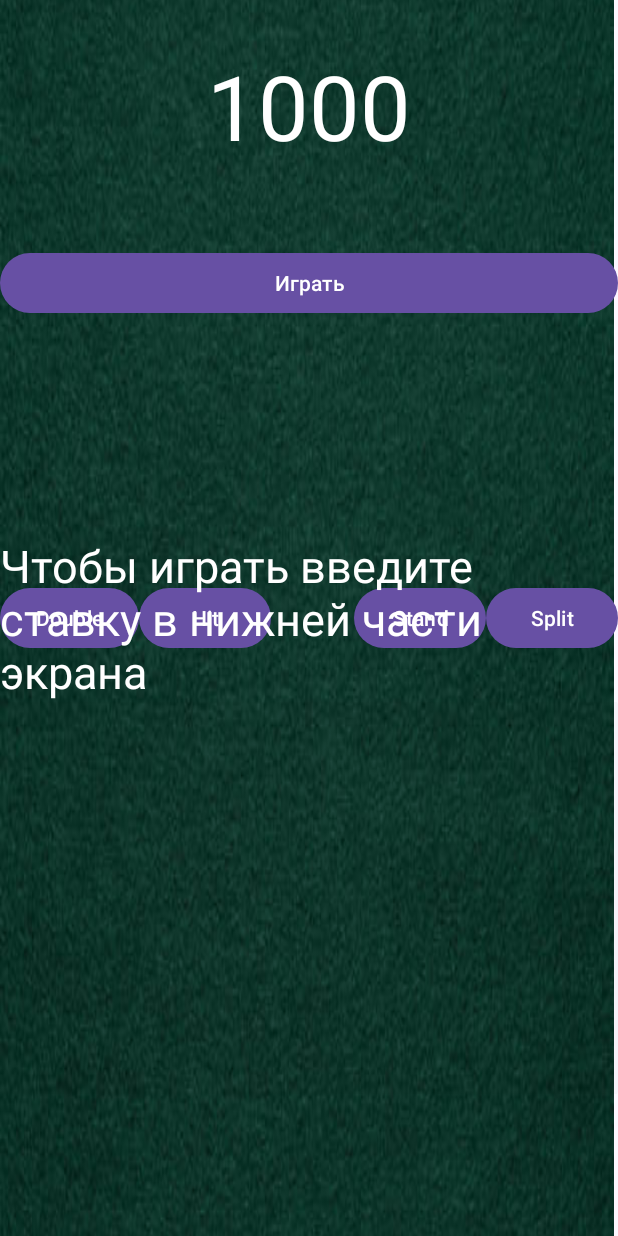
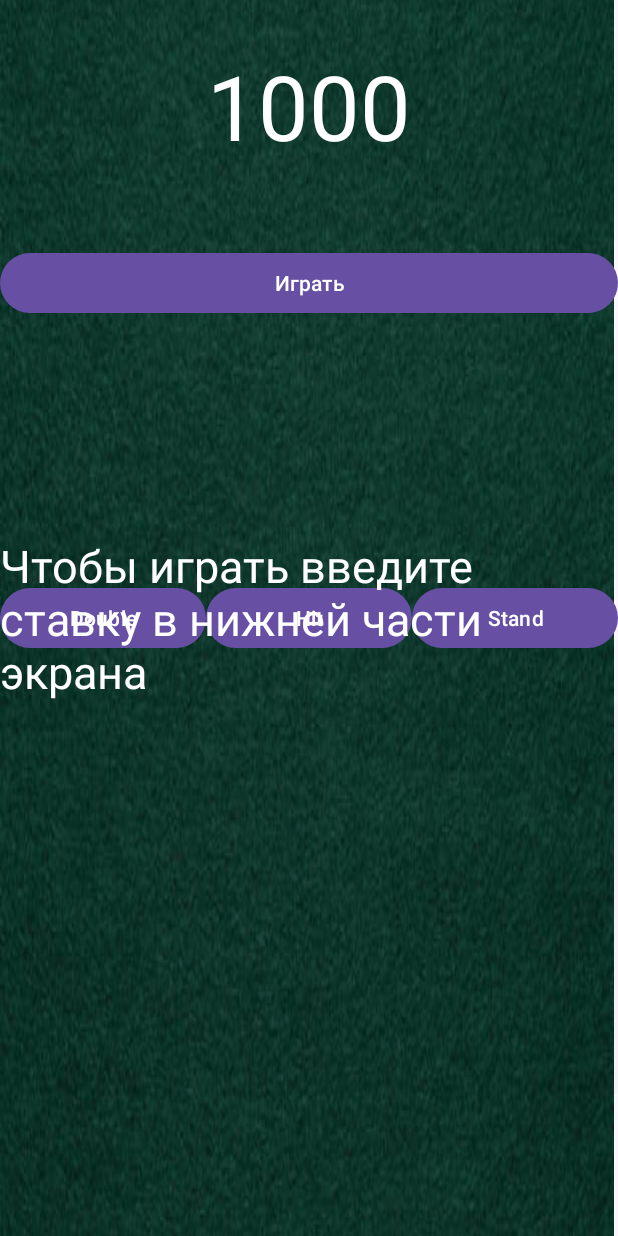
Before and after one commit to nyaku12/BlackJack83, an Android app: the layout activity_game.xml on its own in the app's theme, with its tools: preview values and no code run, on a phone screen of 412 x 824 dp. Run offline under Robolectric (Android 15) with nearby library versions, the light colour scheme and no system bars.

Commit message:
живое

```diff
--- a/app/src/main/java/com/example/myapplication/GameActivity.java
+++ b/app/src/main/java/com/example/myapplication/GameActivity.java
@@ -34,10 +34,8 @@ public class GameActivity extends AppCompatActivity {
         Button hit_button = findViewById(R.id.hit_button);
         Button stand_button = findViewById(R.id.stand_button);
         Button double_button = findViewById(R.id.double_button);
-        Button split_button = findViewById(R.id.split_button);
         hit_button.setVisibility(View.INVISIBLE);
         double_button.setVisibility(View.INVISIBLE);
-        split_button.setVisibility(View.INVISIBLE);
         stand_button.setVisibility(View.INVISIBLE);
         TextView title = findViewById(R.id.title);
         // title.setVisibility(View.VISIBLE);
@@ -104,7 +102,6 @@ public class GameActivity extends AppCompatActivity {
         Button hit_button = findViewById(R.id.hit_button);
         Button stand_button = findViewById(R.id.stand_button);
         Button double_button = findViewById(R.id.double_button);
-        Button split_button = findViewById(R.id.split_button);
 
         // Обработчик для кнопки "Hit"
         hit_button.setOnClickListener(view -> {
@@ -125,12 +122,6 @@ public class GameActivity extends AppCompatActivity {
         // Обработчик для кнопки "Double Down"
         double_button.setOnClickListener(view -> {
             game.doubleDown();
-            update_UI(game);
-        });
-
-        // Обработчик для кнопки "Split" (теперь вызывается правильный метод)
-        split_button.setOnClickListener(view -> {
-            game.split();
             update_UI(game);
         });
     }
@@ -157,14 +148,10 @@ public class GameActivity extends AppCompatActivity {
         Button hit_button = findViewById(R.id.hit_button);
         Button stand_button = findViewById(R.id.stand_button);
         Button double_button = findViewById(R.id.double_button);
-        Button split_button = findViewById(R.id.split_button);
 
         stand_button.setVisibility(View.VISIBLE);
         if (game.canDouble()) {
             double_button.setVisibility(View.VISIBLE);
-        }
-        if (game.canSplit()) {
-            split_button.setVisibility(View.VISIBLE);
         }
         hit_button.setVisibility(View.VISIBLE);
     }
@@ -254,4 +241,25 @@ public class GameActivity extends AppCompatActivity {
             return 0; // Если ошибка, возвращаем 0
         }
     }
+
+    private void displayCards(BlackjackGame game) {
+        // Получаем текущую руку игрока
+        BlackjackGame.Hand currentHand = game.getCurrentHand();
+
+        TextView player_cards = findViewById(R.id.players_cards);
+        if (currentHand != null) {
+            player_cards.setText(game.printHandInfo(currentHand));
+        } else {
+            player_cards.setText("Ход игрока завершён");
+        }
+
+        // Отображаем карты дилера (если уже открыты)
+        TextView dealers_cards = findViewById(R.id.dealers_cards);
+        if (game.getDealerHand() != null) {
+            // true — скрыть первую карту (если ещё идёт игра), false — показать все
+            boolean hideFirstCard = !game.isPlayerTurnComplete();
+            dealers_cards.setText(game.printHandInfo(game.getDealerHand(), hideFirstCard));
+        }
+    }
+
 }
--- a/app/src/main/res/layout/activity_game.xml
+++ b/app/src/main/res/layout/activity_game.xml
@@ -63,68 +63,74 @@
         app:layout_constraintTop_toBottomOf="@+id/title"
         android:textSize="60dp"
         />
-    <TextView
-        android:id="@+id/players_cards"
-        android:layout_width="wrap_content"
+    <HorizontalScrollView
+        android:id="@+id/player_cards_container"
+        android:layout_width="match_parent"
         android:layout_height="wrap_content"
-        android:layout_marginBottom="100dp"
-        android:text=""
-        android:textColor="@color/white"
-        android:textSize="40dp"
-        app:layout_constraintBottom_toBottomOf="parent"
-        app:layout_constraintEnd_toEndOf="parent"
-        app:layout_constraintStart_toStartOf="parent" />
-    <TextView
-        android:id="@+id/dealers_cards"
-        android:layout_width="wrap_content"
+        android:layout_marginBottom="16dp"
+        app:layout_constraintBottom_toTopOf="@+id/stand_button"
+        app:layout_constraintStart_toStartOf="parent"
+        app:layout_constraintEnd_toEndOf="parent">
+
+        <LinearLayout
+            android:id="@+id/player_cards"
+            android:layout_width="wrap_content"
+            android:layout_height="wrap_content"
+            android:orientation="horizontal" />
+    </HorizontalScrollView>
+
+    <HorizontalScrollView
+        android:id="@+id/dealer_cards_container"
+        android:layout_width="match_parent"
         android:layout_height="wrap_content"
-        android:layout_marginTop="60dp"
-        android:text=""
-        android:textColor="@color/white"
-        android:textSize="40dp"
-        app:layout_constraintEnd_toEndOf="parent"
+        android:layout_marginTop="16dp"
+        app:layout_constraintTop_toBottomOf="@+id/title"
         app:layout_constraintStart_toStartOf="parent"
-        app:layout_constraintTop_toTopOf="parent" />
+        app:layout_constraintEnd_toEndOf="parent">
+
+        <LinearLayout
+            android:id="@+id/dealer_cards"
+            android:layout_width="wrap_content"
+            android:layout_height="wrap_content"
+            android:orientation="horizontal" />
+    </HorizontalScrollView>
+
+
 
     <Button
         android:id="@+id/double_button"
-        android:layout_width="wrap_content"
+        android:layout_width="0dp"
         android:layout_height="wrap_content"
         android:text="Double"
         android:visibility="visible"
         app:layout_constraintBottom_toBottomOf="parent"
+        app:layout_constraintTop_toTopOf="parent"
         app:layout_constraintStart_toStartOf="parent"
-        app:layout_constraintTop_toTopOf="parent" />
-
-    <Button
-        android:id="@+id/split_button"
-        android:layout_width="wrap_content"
-        android:layout_height="wrap_content"
-        android:text="Split"
-        android:visibility="visible"
-        app:layout_constraintBottom_toBottomOf="parent"
-        app:layout_constraintEnd_toEndOf="parent"
-        app:layout_constraintTop_toTopOf="parent" />
+        app:layout_constraintEnd_toStartOf="@+id/hit_button"
+        app:layout_constraintHorizontal_chainStyle="spread" />
 
     <Button
         android:id="@+id/hit_button"
-        android:layout_width="wrap_content"
+        android:layout_width="0dp"
         android:layout_height="wrap_content"
         android:text="Hit"
         android:visibility="visible"
         app:layout_constraintBottom_toBottomOf="parent"
+        app:layout_constraintTop_toTopOf="parent"
         app:layout_constraintStart_toEndOf="@+id/double_button"
-        app:layout_constraintTop_toTopOf="parent" />
+        app:layout_constraintEnd_toStartOf="@+id/stand_button" />
 
     <Button
         android:id="@+id/stand_button"
-        android:layout_width="wrap_content"
+        android:layout_width="0dp"
         android:layout_height="wrap_content"
         android:text="Stand"
         android:visibility="visible"
         app:layout_constraintBottom_toBottomOf="parent"
-        app:layout_constraintEnd_toStartOf="@+id/split_button"
-        app:layout_constraintTop_toTopOf="parent" />
+        app:layout_constraintTop_toTopOf="parent"
+        app:layout_constraintStart_toEndOf="@+id/hit_button"
+        app:layout_constraintEnd_toEndOf="parent" />
+
 
     <TextView
         android:id="@+id/results_view"
@@ -161,7 +167,7 @@
         app:layout_constraintEnd_toEndOf="parent"
         app:layout_constraintStart_toStartOf="parent"
         app:layout_constraintTop_toTopOf="parent"
-
         />
 
+
 </androidx.constraintlayout.widget.ConstraintLayout>
```
